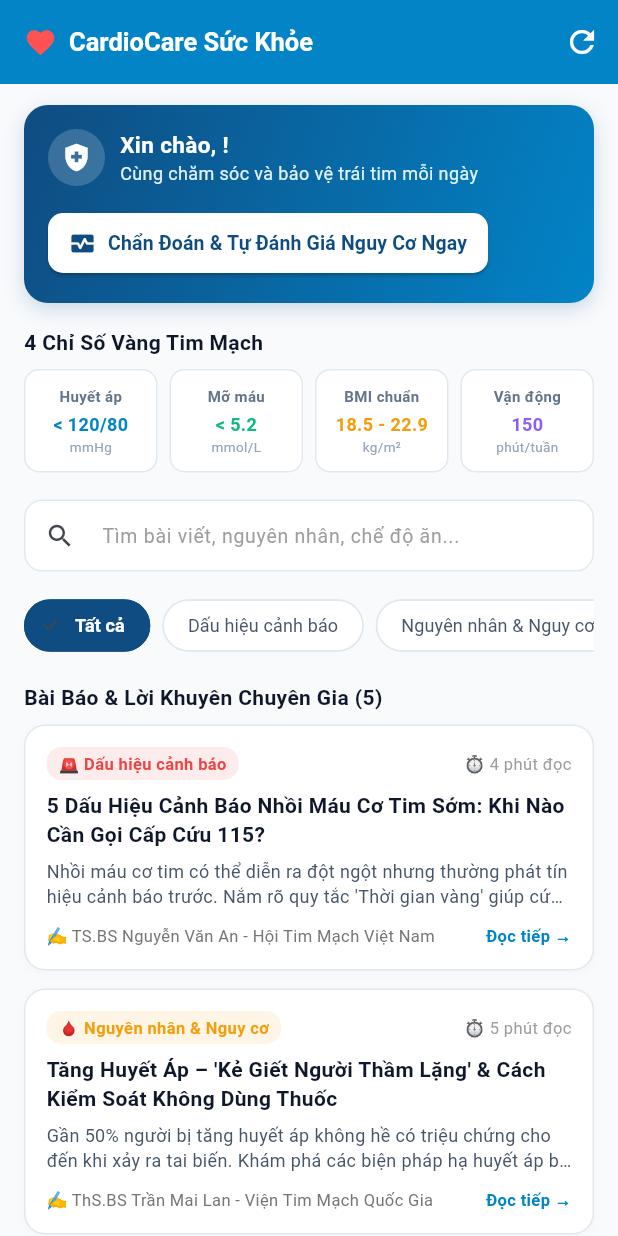
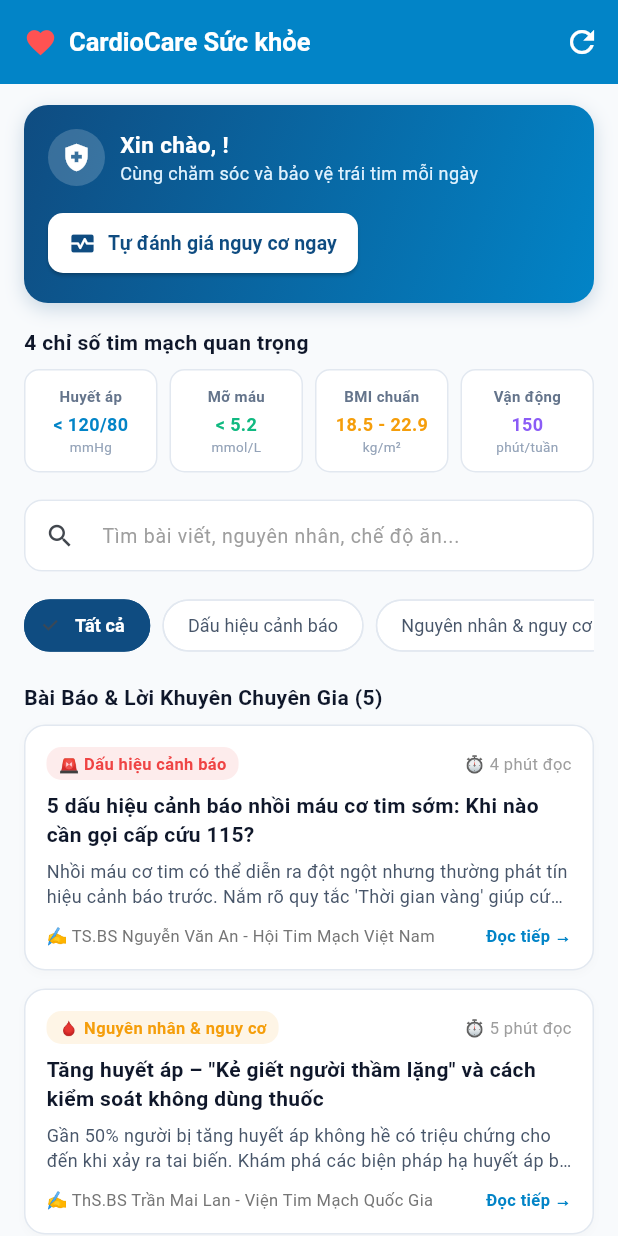
Before and after one commit to dhuy6728/cardio-xai-clinical-system, a Flutter app: the HomeScreen screen opened directly with empty values, on a phone screen of 412 x 824 dp. Run offline on Flutter 3.47's test engine with Material 3 defaults, Android fonts, the phone set to English and light mode, and no system bars; network calls fail.

Commit message:
style: standardize sentence case across web and mobile app, optimize mobile ux

```diff
--- a/mobile_app/lib/models/patient.dart
+++ b/mobile_app/lib/models/patient.dart
@@ -1,5 +1,5 @@
-/// Data models for CardioXAI Mobile Client.
-/// Maps directly to the FastAPI schemas.
+// Data models for CardioXAI Mobile Client.
+// Maps directly to the FastAPI schemas.
 
 class PatientInput {
   final double age;
--- a/mobile_app/lib/screens/history_screen.dart
+++ b/mobile_app/lib/screens/history_screen.dart
@@ -47,7 +47,7 @@
           crossAxisAlignment: CrossAxisAlignment.start,
           children: [
             Text(
-              _isDoctor ? 'Kho Lưu Trữ Bệnh Án' : 'Kho Lưu Trữ Sức Khỏe',
+              _isDoctor ? 'Kho lưu trữ bệnh án' : 'Kho lưu trữ sức khỏe',
               style: const TextStyle(fontWeight: FontWeight.w800, fontSize: 17),
             ),
             Text(
@@ -127,7 +127,7 @@
               final isMod = riskProb >= 0.35 && riskProb < 0.65;
 
               final badgeColor = isHigh ? Colors.red : (isMod ? Colors.orange : Colors.green);
-              final statusText = isHigh ? "NGUY CƠ CAO" : (isMod ? "NGUY CƠ TRUNG BÌNH" : "AN TOÀN");
+              final statusText = isHigh ? "Nguy cơ cao" : (isMod ? "Nguy cơ trung bình" : "Nguy cơ thấp (An toàn)");
 
               // Formatted date string
               final dateStr = r['created_at'] != null
--- a/mobile_app/lib/screens/home_screen.dart
+++ b/mobile_app/lib/screens/home_screen.dart
@@ -8,11 +8,11 @@
   final VoidCallback onNavigateToAssessment;
 
   const HomeScreen({
-    Key? key,
+    super.key,
     required this.user,
     required this.apiHost,
     required this.onNavigateToAssessment,
-  }) : super(key: key);
+  });
 
   @override
   State<HomeScreen> createState() => _HomeScreenState();
@@ -27,10 +27,10 @@
   final List<String> _categories = [
     "Tất cả",
     "Dấu hiệu cảnh báo",
-    "Nguyên nhân & Nguy cơ",
-    "Dinh dưỡng & Ăn uống",
-    "Lối sống & Thể thao",
-    "Lời khuyên Chuyên gia",
+    "Nguyên nhân & nguy cơ",
+    "Dinh dưỡng & ăn uống",
+    "Lối sống & thể thao",
+    "Lời khuyên chuyên gia",
   ];
 
   @override
@@ -43,7 +43,7 @@
   final List<Map<String, dynamic>> _fallbackArticles = [
     {
       "id": "warning-signs-heart-attack",
-      "title": "5 Dấu Hiệu Cảnh Báo Nhồi Máu Cơ Tim Sớm: Khi Nào Cần Gọi Cấp Cứu 115?",
+      "title": "5 dấu hiệu cảnh báo nhồi máu cơ tim sớm: Khi nào cần gọi cấp cứu 115?",
       "category": "Dấu hiệu cảnh báo",
       "read_time": "4 phút đọc",
       "author": "TS.BS Nguyễn Văn An - Hội Tim Mạch Việt Nam",
@@ -61,8 +61,8 @@
     },
     {
       "id": "hypertension-silent-killer",
-      "title": "Tăng Huyết Áp – 'Kẻ Giết Người Thầm Lặng' & Cách Kiểm Soát Không Dùng Thuốc",
-      "category": "Nguyên nhân & Nguy cơ",
+      "title": "Tăng huyết áp – \"Kẻ giết người thầm lặng\" và cách kiểm soát không dùng thuốc",
+      "category": "Nguyên nhân & nguy cơ",
       "read_time": "5 phút đọc",
       "author": "ThS.BS Trần Mai Lan - Viện Tim Mạch Quốc Gia",
       "date": "12/10/2026",
@@ -79,8 +79,8 @@
     },
     {
       "id": "mediterranean-diet-for-heart",
-      "title": "Chế Độ Ăn Địa Trung Hải: 'Tấm Khiên Vàng' Bảo Vệ Thành Mạch & Giảm Mỡ Máu",
-      "category": "Dinh dưỡng & Ăn uống",
+      "title": "Chế độ ăn Địa Trung Hải: \"Tấm khiên vàng\" bảo vệ thành mạch và giảm mỡ máu",
+      "category": "Dinh dưỡng & ăn uống",
       "read_time": "6 phút đọc",
       "author": "BS. Dinh dưỡng Lê Hoàng Quân",
       "date": "10/10/2026",
@@ -97,8 +97,8 @@
     },
     {
       "id": "exercise-guidelines-heart-health",
-      "title": "Vận Động Thể Lực Đúng Cách: Quy Tắc 150 Phút & Vùng Nhịp Tim Đích An Toàn",
-      "category": "Lối sống & Thể thao",
+      "title": "Vận động thể lực đúng cách: Quy tắc 150 phút và vùng nhịp tim an toàn",
+      "category": "Lối sống & thể thao",
       "read_time": "5 phút đọc",
       "author": "BS.CKI Phạm Thanh Tùng - Y học Thể thao",
       "date": "08/10/2026",
@@ -115,8 +115,8 @@
     },
     {
       "id": "10-golden-rules-heart-health",
-      "title": "10 Lời Khuyên Vàng Bảo Vệ Trái Tim Suốt Đời Từ Chuyên Gia Tim Mạch",
-      "category": "Lời khuyên Chuyên gia",
+      "title": "10 lời khuyên vàng bảo vệ trái tim từ chuyên gia tim mạch",
+      "category": "Lời khuyên chuyên gia",
       "read_time": "4 phút đọc",
       "author": "Ban Chỉ Đạo Phòng Chống Tim Mạch Quốc Gia",
       "date": "01/10/2026",
@@ -345,7 +345,7 @@
             Icon(Icons.favorite, color: Colors.redAccent, size: 22),
             SizedBox(width: 8),
             Text(
-              "CardioCare Sức Khỏe",
+              "CardioCare Sức khỏe",
               style: TextStyle(fontWeight: FontWeight.bold, fontSize: 17),
             ),
           ],
@@ -421,7 +421,7 @@
                     onPressed: widget.onNavigateToAssessment,
                     icon: const Icon(Icons.monitor_heart, color: Color(0xFF0F4C81), size: 18),
                     label: const Text(
-                      "Chẩn Đoán & Tự Đánh Giá Nguy Cơ Ngay",
+                      "Tự đánh giá nguy cơ ngay",
                       style: TextStyle(fontWeight: FontWeight.bold, color: Color(0xFF0F4C81), fontSize: 13),
                     ),
                     style: ElevatedButton.styleFrom(
@@ -437,9 +437,9 @@
 
             const SizedBox(height: 16),
 
-            // 4 Chỉ số vàng
+            // 4 Chỉ số quan trọng
             const Text(
-              "4 Chỉ Số Vàng Tim Mạch",
+              "4 chỉ số tim mạch quan trọng",
               style: TextStyle(fontSize: 14, fontWeight: FontWeight.bold, color: Color(0xFF0F172A)),
             ),
             const SizedBox(height: 8),
```
Also changed, not shown: mobile_app/lib/screens/assessment_screen.dart (+18 -13 lines), mobile_app/lib/screens/auth_screen.dart (+27 -17 lines), mobile_app/lib/screens/profile_screen.dart (+12 -10 lines), 5 other files.
